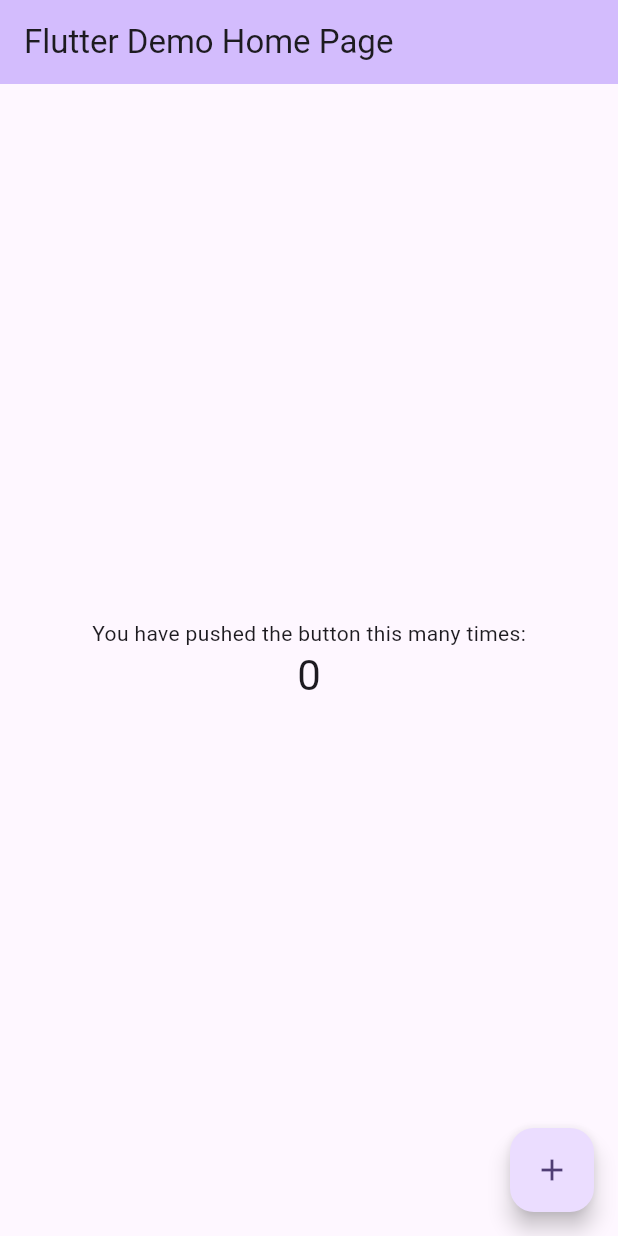
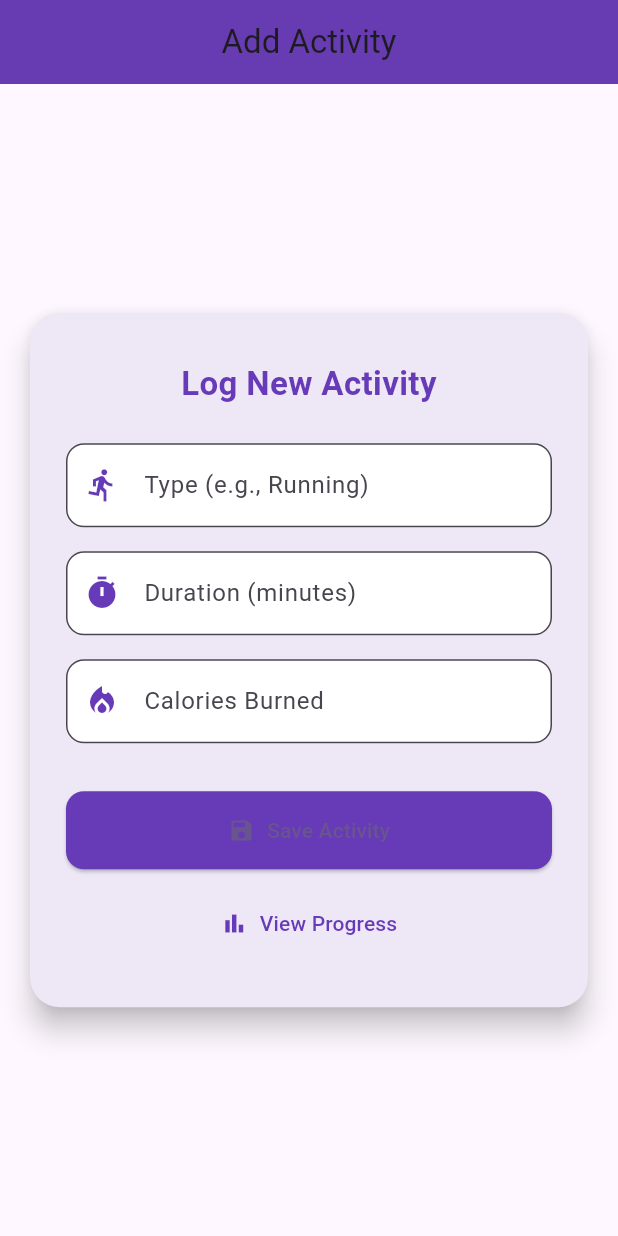
Before and after one commit to Asadullah730/FitnessTrackerApp, a Flutter app: the screen it shows after launch, on a phone screen of 412 x 824 dp. Run offline on Flutter 3.47's test engine with Material 3 defaults, Android fonts, the phone set to English and light mode, and no system bars; our stand-ins replace cloud_firestore, firebase_core; accounts and stored records are empty.

Commit message:
adding activity, progrss and home screen

```diff
--- a/lib/main.dart
+++ b/lib/main.dart
@@ -1,6 +1,12 @@
+import 'package:firebase_core/firebase_core.dart';
+import 'package:fitness_tracker_app/firebase_options.dart';
+import 'package:fitness_tracker_app/view/add_activity_screen.dart';
+import 'package:fitness_tracker_app/view/homeScreen.dart';
 import 'package:flutter/material.dart';
 
-void main() {
+void main() async {
+  await Firebase.initializeApp(options: DefaultFirebaseOptions.currentPlatform);
+  WidgetsFlutterBinding.ensureInitialized();
   runApp(const MyApp());
 }
 
@@ -11,112 +17,12 @@ class MyApp extends StatelessWidget {
   @override
   Widget build(BuildContext context) {
     return MaterialApp(
-      title: 'Flutter Demo',
+      title: 'Fitness Tracker App',
       theme: ThemeData(
-        // This is the theme of your application.
-        //
-        // TRY THIS: Try running your application with "flutter run". You'll see
-        // the application has a purple toolbar. Then, without quitting the app,
-        // try changing the seedColor in the colorScheme below to Colors.green
-        // and then invoke "hot reload" (save your changes or press the "hot
-        // reload" button in a Flutter-supported IDE, or press "r" if you used
-        // the command line to start the app).
-        //
-        // Notice that the counter didn't reset back to zero; the application
-        // state is not lost during the reload. To reset the state, use hot
-        // restart instead.
-        //
-        // This works for code too, not just values: Most code changes can be
-        // tested with just a hot reload.
         colorScheme: ColorScheme.fromSeed(seedColor: Colors.deepPurple),
       ),
-      home: const MyHomePage(title: 'Flutter Demo Home Page'),
+      // home: Homescreen(),
+      home: AddActivityScreen(),
     );
   }
 }
-
-class MyHomePage extends StatefulWidget {
-  const MyHomePage({super.key, required this.title});
-
-  // This widget is the home page of your application. It is stateful, meaning
-  // that it has a State object (defined below) that contains fields that affect
-  // how it looks.
-
-  // This class is the configuration for the state. It holds the values (in this
-  // case the title) provided by the parent (in this case the App widget) and
-  // used by the build method of the State. Fields in a Widget subclass are
-  // always marked "final".
-
-  final String title;
-
-  @override
-  State<MyHomePage> createState() => _MyHomePageState();
-}
-
-class _MyHomePageState extends State<MyHomePage> {
-  int _counter = 0;
-
-  void _incrementCounter() {
-    setState(() {
-      // This call to setState tells the Flutter framework that something has
-      // changed in this State, which causes it to rerun the build method below
-      // so that the display can reflect the updated values. If we changed
-      // _counter without calling setState(), then the build method would not be
-      // called again, and so nothing would appear to happen.
-      _counter++;
-    });
-  }
-
-  @override
-  Widget build(BuildContext context) {
-    // This method is rerun every time setState is called, for instance as done
-    // by the _incrementCounter method above.
-    //
-    // The Flutter framework has been optimized to make rerunning build methods
-    // fast, so that you can just rebuild anything that needs updating rather
-    // than having to individually change instances of widgets.
-    return Scaffold(
-      appBar: AppBar(
-        // TRY THIS: Try changing the color here to a specific color (to
-        // Colors.amber, perhaps?) and trigger a hot reload to see the AppBar
-        // change color while the other colors stay the same.
-        backgroundColor: Theme.of(context).colorScheme.inversePrimary,
-        // Here we take the value from the MyHomePage object that was created by
-        // the App.build method, and use it to set our appbar title.
-        title: Text(widget.title),
-      ),
-      body: Center(
-        // Center is a layout widget. It takes a single child and positions it
-        // in the middle of the parent.
-        child: Column(
-          // Column is also a layout widget. It takes a list of children and
-          // arranges them vertically. By default, it sizes itself to fit its
-          // children horizontally, and tries to be as tall as its parent.
-          //
-          // Column has various properties to control how it sizes itself and
-          // how it positions its children. Here we use mainAxisAlignment to
-          // center the children vertically; the main axis here is the vertical
-          // axis because Columns are vertical (the cross axis would be
-          // horizontal).
-          //
-          // TRY THIS: Invoke "debug painting" (choose the "Toggle Debug Paint"
-          // action in the IDE, or press "p" in the console), to see the
-          // wireframe for each widget.
-          mainAxisAlignment: MainAxisAlignment.center,
-          children: <Widget>[
-            const Text('You have pushed the button this many times:'),
-            Text(
-              '$_counter',
-              style: Theme.of(context).textTheme.headlineMedium,
-            ),
-          ],
-        ),
-      ),
-      floatingActionButton: FloatingActionButton(
-        onPressed: _incrementCounter,
-        tooltip: 'Increment',
-        child: const Icon(Icons.add),
-      ), // This trailing comma makes auto-formatting nicer for build methods.
-    );
-  }
-}
--- /dev/null
+++ b/lib/view/add_activity_screen.dart
@@ -0,0 +1,153 @@
+import 'package:fitness_tracker_app/view/progress_screen.dart';
+import 'package:flutter/foundation.dart';
+import 'package:flutter/material.dart';
+import 'package:cloud_firestore/cloud_firestore.dart';
+
+class AddActivityScreen extends StatefulWidget {
+  @override
+  _AddActivityScreenState createState() => _AddActivityScreenState();
+}
+
+class _AddActivityScreenState extends State<AddActivityScreen> {
+  final _formKey = GlobalKey<FormState>();
+  String type = '';
+  int duration = 0;
+  int calories = 0;
+
+  void saveToFirebase() async {
+    await FirebaseFirestore.instance.collection('activities').add({
+      'type': type,
+      'duration': duration,
+      'calories': calories,
+      'date': DateTime.now().toIso8601String(),
+    });
+
+    if (kDebugMode) {
+      print("Activity saved: $type, Duration: $duration, Calories: $calories");
+    }
+
+    ScaffoldMessenger.of(
+      context,
+    ).showSnackBar(SnackBar(content: Text("🎉 Activity saved!")));
+    Navigator.pop(context);
+  }
+
+  @override
+  Widget build(BuildContext context) {
+    final isLargeScreen = MediaQuery.of(context).size.width > 600;
+
+    return Scaffold(
+      appBar: AppBar(
+        title: const Text("Add Activity"),
+        backgroundColor: Colors.deepPurple,
+        centerTitle: true,
+        elevation: 4,
+      ),
+      body: Center(
+        child: SingleChildScrollView(
+          padding: const EdgeInsets.all(16),
+          child: Card(
+            shape: RoundedRectangleBorder(
+              borderRadius: BorderRadius.circular(20),
+            ),
+            elevation: 8,
+            color: Colors.deepPurple.shade50,
+            child: Padding(
+              padding: const EdgeInsets.symmetric(horizontal: 24, vertical: 32),
+              child: Form(
+                key: _formKey,
+                child: Column(
+                  mainAxisSize: MainAxisSize.min,
+                  crossAxisAlignment: CrossAxisAlignment.stretch,
+                  children: [
+                    Text(
+                      "Log New Activity",
+                      textAlign: TextAlign.center,
+                      style: TextStyle(
+                        fontSize: isLargeScreen ? 28 : 22,
+                        fontWeight: FontWeight.bold,
+                        color: Colors.deepPurple,
+                      ),
+                    ),
+                    const SizedBox(height: 24),
+                    _buildTextField(
+                      label: "Type (e.g., Running)",
+                      icon: Icons.directions_run,
+                      onSaved: (val) => type = val ?? '',
+                    ),
+                    const SizedBox(height: 16),
+                    _buildTextField(
+                      label: "Duration (minutes)",
+                      icon: Icons.timer,
+                      keyboardType: TextInputType.number,
+                      onSaved: (val) => duration = int.tryParse(val ?? '') ?? 0,
+                    ),
+                    const SizedBox(height: 16),
+                    _buildTextField(
+                      label: "Calories Burned",
+                      icon: Icons.local_fire_department,
+                      keyboardType: TextInputType.number,
+                      onSaved: (val) => calories = int.tryParse(val ?? '') ?? 0,
+                    ),
+                    const SizedBox(height: 32),
+                    ElevatedButton.icon(
+                      icon: Icon(Icons.save),
+                      label: Text("Save Activity"),
+                      style: ElevatedButton.styleFrom(
+                        backgroundColor: Colors.deepPurple,
+                        padding: EdgeInsets.symmetric(vertical: 16),
+                        shape: RoundedRectangleBorder(
+                          borderRadius: BorderRadius.circular(12),
+                        ),
+                      ),
+                      onPressed: () {
+                        _formKey.currentState?.save();
+                        saveToFirebase();
+                      },
+                    ),
+                    const SizedBox(height: 12),
+                    TextButton.icon(
+                      icon: Icon(Icons.bar_chart),
+                      label: Text("View Progress"),
+                      onPressed: () {
+                        Navigator.push(
+                          context,
+                          MaterialPageRoute(
+                            builder: (context) => ProgressScreen(),
+                          ),
+                        );
+                      },
+                      style: TextButton.styleFrom(
+                        foregroundColor: Colors.deepPurple,
+                        padding: EdgeInsets.symmetric(vertical: 12),
+                      ),
+                    ),
+                  ],
+                ),
+              ),
+            ),
+          ),
+        ),
+      ),
+    );
+  }
+
+  Widget _buildTextField({
+    required String label,
+    required IconData icon,
+    TextInputType keyboardType = TextInputType.text,
+    required void Function(String?) onSaved,
+  }) {
+    return TextFormField(
+      decoration: InputDecoration(
+        labelText: label,
+        prefixIcon: Icon(icon, color: Colors.deepPurple),
+        filled: true,
+        fillColor: Colors.white,
+        border: OutlineInputBorder(borderRadius: BorderRadius.circular(12)),
+      ),
+      keyboardType: keyboardType,
+      onSaved: onSaved,
+    );
+  }
+}
--- a/pubspec.yaml
+++ b/pubspec.yaml
@@ -34,6 +34,9 @@ dependencies:
   # The following adds the Cupertino Icons font to your application.
   # Use with the CupertinoIcons class for iOS style icons.
   cupertino_icons: ^1.0.8
+  firebase_core: ^4.0.0
+  cloud_firestore: ^6.0.0
+  intl: ^0.20.2
 
 dev_dependencies:
   flutter_test:
```
Also changed, not shown: lib/view/homeScreen.dart (added, +24 -0 lines), lib/view/progress_screen.dart (added, +100 -0 lines), firebase.json (added), lib/firebase_options.dart (added), pubspec.lock, 6 other files.
